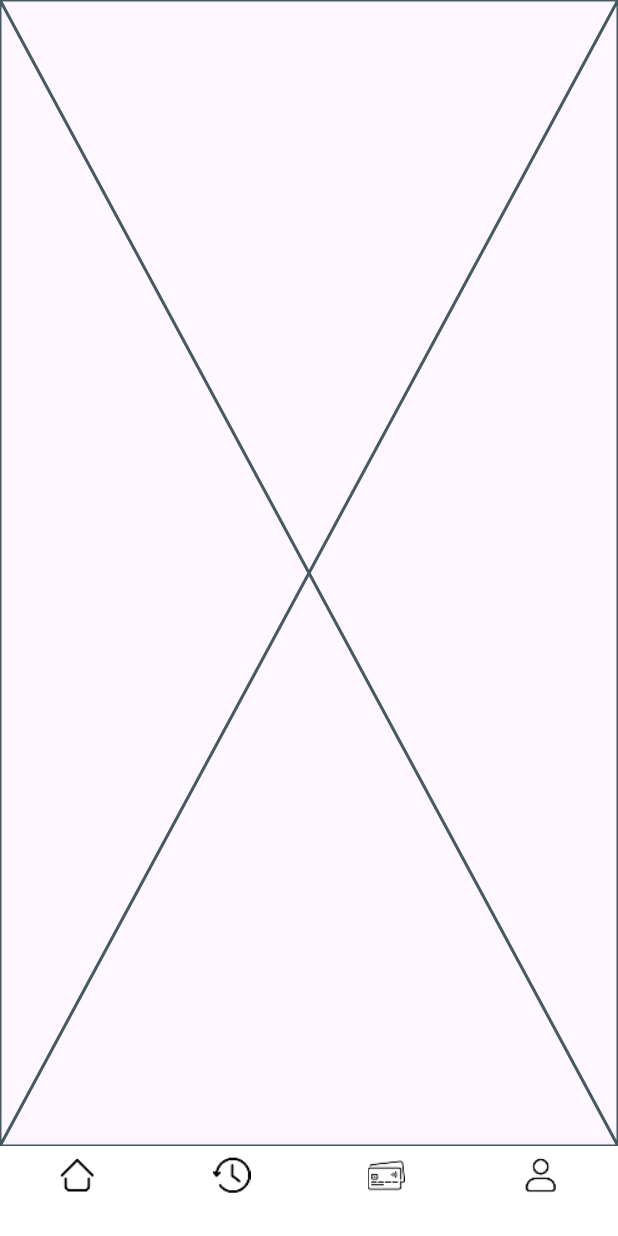
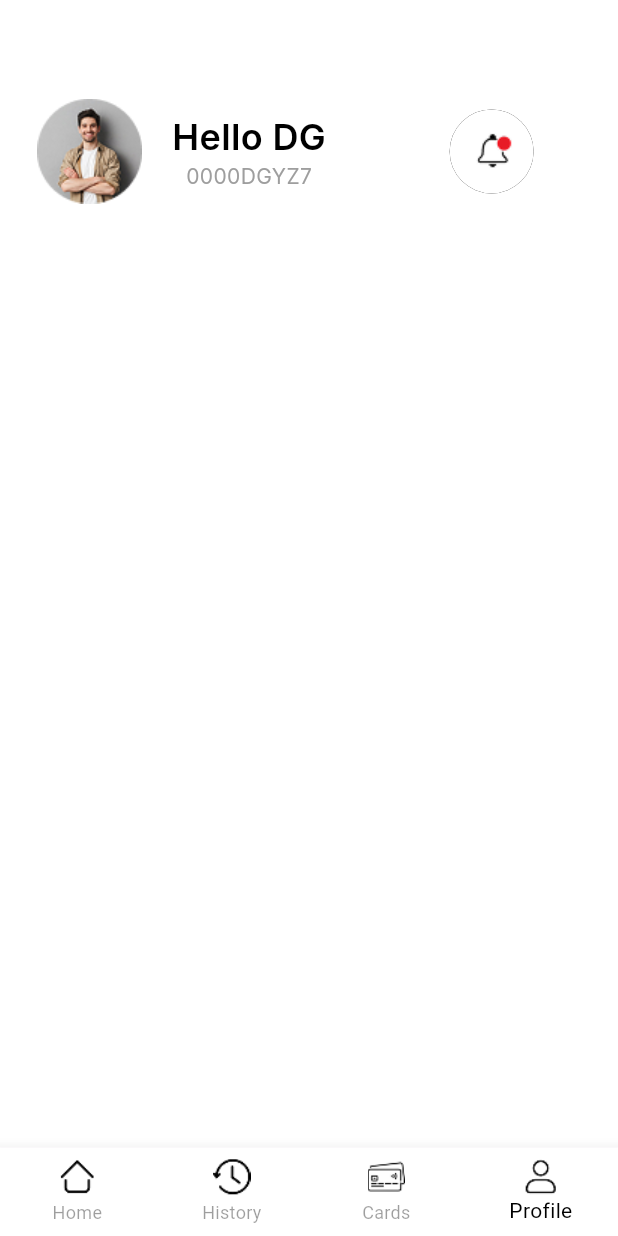
Before and after one commit to dhruvgoel3/QuickPay_Final_Task_App, a Flutter app: the BottomBar screen opened directly, item 4 of the bottom bar chosen, on a phone screen of 412 x 824 dp. Run offline on Flutter 3.47's test engine with Material 3 defaults, Android fonts, the phone set to English and light mode, and no system bars; our stand-ins replace get, google_fonts.

Commit message:
screans added

```diff
--- a/lib/AppUi/BottomNavBar/bottom_bar.dart
+++ b/lib/AppUi/BottomNavBar/bottom_bar.dart
@@ -45,25 +45,25 @@ class _BottomBarState extends State<BottomBar> {
                     "assets/home (1) 2.png",
                     height: 25,
                   ),
-                  label: ""),
+                  label: "Home"),
               BottomNavigationBarItem(
                   icon: Image.asset(
                     "assets/history (1) 2.png",
                     height: 25,
                   ),
-                  label: ""),
+                  label: "History"),
               BottomNavigationBarItem(
                   icon: Image.asset(
                     "assets/credit-card 2.png",
                     height: 25,
                   ),
-                  label: ""),
+                  label: "Cards"),
               BottomNavigationBarItem(
                   icon: Image.asset(
                     "assets/user 2.png",
                     height: 25,
                   ),
-                  label: ""),
+                  label: "Profile"),
             ]),
       ),
       body: IndexedStack(
--- a/lib/AppUi/ProfilePage/profile_page.dart
+++ b/lib/AppUi/ProfilePage/profile_page.dart
@@ -1,4 +1,5 @@
 import 'package:flutter/material.dart';
+import 'package:google_fonts/google_fonts.dart';
 class ProfilePage extends StatefulWidget {
   const ProfilePage({super.key});
 
@@ -9,6 +10,65 @@ class ProfilePage extends StatefulWidget {
 class _ProfilePageState extends State<ProfilePage> {
   @override
   Widget build(BuildContext context) {
-    return const Placeholder();
+    var height = MediaQuery.of(context).size.height;
+    var width = MediaQuery.of(context).size.width;
+    return Scaffold(
+      backgroundColor: Colors.white,
+      body: Column(children: [
+        Row(
+          children: [
+            Padding(
+              padding: EdgeInsets.only(top: height * 0.08, left: width * 0.06),
+              child: Image.asset("assets/Ellipse 7.png"),
+            ),
+            Padding(
+              padding: EdgeInsets.only(left: 20.0, top: height * 0.08),
+              child: Column(
+                children: [
+                  Text(
+                    "Hello DG",
+                    style: GoogleFonts.inter(
+                        color: Colors.black,
+                        fontWeight: FontWeight.w600,
+                        fontSize: 24),
+                  ),
+                  Text(
+                    "0000DGYZ7",
+                    style: GoogleFonts.inter(
+                        color: Colors.grey,
+                        fontWeight: FontWeight.w400,
+                        fontSize: 14),
+                  ),
+                ],
+              ),
+            ),
+            SizedBox(
+              width: width * 0.2,
+            ),
+            Padding(
+              padding: EdgeInsets.only(top: height * 0.08),
+              child: Container(
+                decoration: BoxDecoration(
+                  shape: BoxShape.circle,
+                  boxShadow: [
+                    BoxShadow(
+                      color: Colors.black.withOpacity(1), // Shadow color
+                      // Spread of shadow
+                    ),
+                  ],
+                ),
+                child: CircleAvatar(
+                  radius: 28,
+                  backgroundColor: Colors.white,
+                  child: Image.asset(
+                    "assets/WhatsApp_Image_2025-02-08_at_12.08.56-removebg-preview 3.png",
+                  ),
+                ),
+              ),
+            )
+          ],
+        ),
+      ]),
+    );
   }
 }
```
Also changed, not shown: lib/AppUi/HistoryPage/history_page.dart (+57 -1 lines), lib/AppUi/HomePage/home_page.dart (+15 -52 lines), lib/Widgets/home_page_cards.dart (+12 -4 lines).
